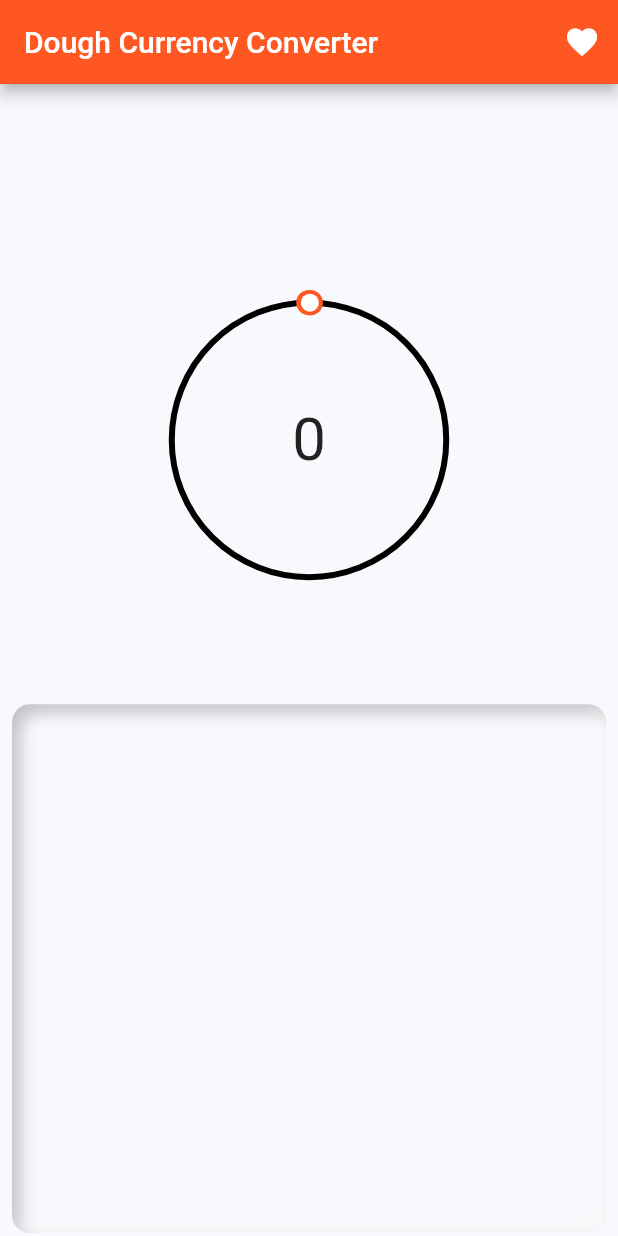
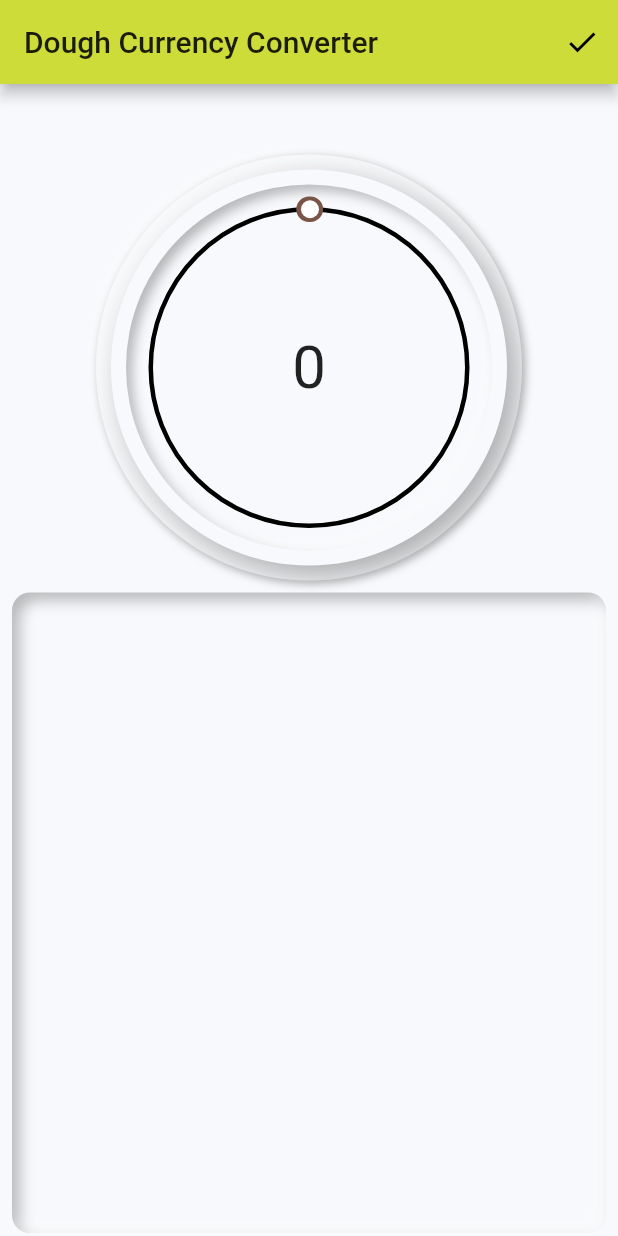
Before and after one commit to jurgenizer/dough, a Flutter app: the screen it shows after launch, on a phone screen of 412 x 824 dp. Run offline on Flutter 3.47's test engine with Material 2 defaults, Android fonts, the phone set to English and light mode, and no system bars; drawn by our look-alikes of flutter_neumorphic, sleek_circular_slider; our stand-ins replace get_it, shared_preferences; network calls fail.

Commit message:
neumorphic circular slider

```diff
--- a/dough/lib/main.dart
+++ b/dough/lib/main.dart
@@ -61,7 +61,7 @@ class MyApp extends StatelessWidget {
             variantColor: Styles.neumorphicVariantColor,
             baseColor: Styles.neumorphicBaseColor,
             depth: 4.0,
-            intensity: 0.5,
+            intensity: 0.6,
             lightSource: LightSource.topLeft),
         child: NeumorphicBackground(child: CalculateCurrencyScreen()),
       ),
--- a/dough/lib/ui/styles.dart
+++ b/dough/lib/ui/styles.dart
@@ -22,9 +22,9 @@ abstract class Styles {
     fontWeight: FontWeight.bold,
   );
 
-  static const neumorphicAccentColor = Colors.deepOrange;
+  static const neumorphicAccentColor = Colors.lime;
   static const neumorphicBaseColor = Color(0xFFF8F9FC);
-  static const neumorphicVariantColor = Colors.deepOrangeAccent;
+  static const neumorphicVariantColor = Color(0xFFBCAAA4);
   static const neumorphicDefaultTextColor = Color(0xFF4d4d4d);
   static const neumorphicGreyColor = Color(0xFF4d4d4d);
   static const neumorphicLightGreyColor = Color(0xFFD6D6D6);
--- a/dough/lib/ui/views/calculate_screen.dart
+++ b/dough/lib/ui/views/calculate_screen.dart
@@ -71,7 +71,7 @@ class _CalculateCurrencyScreenState extends State<CalculateCurrencyScreen> {
             title: Text('Dough Currency Converter'),
             actions: <Widget>[
               IconButton(
-                icon: Icon(Icons.favorite),
+                icon: Icon(Icons.check),
                 onPressed: () async {
                   await Navigator.push(
                     context,
@@ -84,19 +84,25 @@ class _CalculateCurrencyScreenState extends State<CalculateCurrencyScreen> {
             ],
           ),
           body: Padding(
-      padding: const EdgeInsets.only(left: 8, top: 8, right: 8, bottom: 2),
+      padding: const EdgeInsets.only(left: 8, top: 2, right: 8, bottom: 2),
       child: Column(
-            //crossAxisAlignment: CrossAxisAlignment.start,
-            mainAxisAlignment: MainAxisAlignment.spaceEvenly,
+            crossAxisAlignment: CrossAxisAlignment.center,
+            mainAxisAlignment: MainAxisAlignment.start,
             children: <Widget>[
               baseCurrencyTitle(model),
               //Circular Slider in the widgets folder
-              Expanded(
+               ConstrainedBox(
+         constraints: new BoxConstraints(
+    minHeight: 140.0,
+    maxHeight: 300.0,
+  ),
+  child:Expanded(
                 child: CircularSlider(
                   key: _key,
                   function: methodInParent,
                 ),
               ),
+               ),
               quoteCurrencyList(model),
             ],
           ),
@@ -108,18 +114,18 @@ class _CalculateCurrencyScreenState extends State<CalculateCurrencyScreen> {
 
   Padding baseCurrencyTitle(CalculateScreenViewModel model) {
     return Padding(
-      padding: const EdgeInsets.only(left: 32, top: 16, right: 32, bottom: 2),
+      padding: const EdgeInsets.only(left: 32, top: 4, right: 32, bottom: 0),
       child: Row(
         mainAxisAlignment: MainAxisAlignment.start,
         children: <Widget>[
           Text(
             '${model.baseCurrency.flag}',
-            style: TextStyle(fontSize: 30),
+            style: TextStyle(fontSize: 28),
           ),
           SizedBox(width: 8),
           Text(
             '${model.baseCurrency.longName}',
-            style: TextStyle(fontSize: 25),
+            style: TextStyle(fontSize: 24),
           ),
         ],
       ),
@@ -131,8 +137,8 @@ class _CalculateCurrencyScreenState extends State<CalculateCurrencyScreen> {
       child: Neumorphic(
         padding: EdgeInsets.fromLTRB(8, 2, 8, 2),
         style: NeumorphicStyle(
-          depth: -11,
-          intensity: 0.5,
+          depth: -10,
+          intensity: 0.6,
           color: Styles.neumorphicBaseColor,
         ),
         boxShape: NeumorphicBoxShape.roundRect(
--- a/dough/lib/ui/views/choose_favorites.dart
+++ b/dough/lib/ui/views/choose_favorites.dart
@@ -57,7 +57,8 @@ class _ChooseFavoriteCurrencyScreenState
   @override
   Widget build(BuildContext context) {
     return NeumorphicTheme(
-      theme: NeumorphicThemeData(depth: 2),
+      theme: NeumorphicThemeData(depth: 4,
+      intensity: 0.6),
       child:  Scaffold(
       appBar: AppBar(
         title: Text('Choose Currencies'),
@@ -82,11 +83,11 @@ class _ChooseFavoriteCurrencyScreenState
         padding: EdgeInsets.fromLTRB(8, 2, 8, 2),
         style: NeumorphicStyle(
           depth: -11,
-          intensity: 0.5,
+          intensity: 0.6,
           color: Styles.neumorphicBaseColor,
         ),
         boxShape: NeumorphicBoxShape.roundRect(
-          BorderRadius.circular(14),
+          BorderRadius.circular(12),
         ),
         child:
          ListView.builder(
--- a/dough/lib/ui/widgets/circular_slider.dart
+++ b/dough/lib/ui/widgets/circular_slider.dart
@@ -1,6 +1,7 @@
 import 'package:flutter/material.dart';
 import 'dart:math';
 import 'package:sleek_circular_slider/sleek_circular_slider.dart';
+import 'package:flutter_neumorphic/flutter_neumorphic.dart';
 
 class CircularSlider extends StatefulWidget {
   final Function function;
@@ -16,10 +17,10 @@ class CircularSliderState extends State<CircularSlider> {
 
   final sliderAppearance = CircularSliderAppearance(
       customWidths: CustomSliderWidths(
-          trackWidth: 4, progressBarWidth: 17, handlerSize: 6, shadowWidth: 0),
+          trackWidth: 3, progressBarWidth: 17, handlerSize: 6, shadowWidth: 0),
       customColors: CustomSliderColors(
         trackColor: Colors.black,
-        progressBarColor: Colors.deepOrange,
+        progressBarColor: Colors.brown,
         ),
       infoProperties: InfoProperties(
           mainLabelStyle: TextStyle(
@@ -31,14 +32,31 @@ class CircularSliderState extends State<CircularSlider> {
           }),
       startAngle: 270,
       angleRange: 360,
-      size: 200.0,
+      size: 190.0,
       animationEnabled: true);
 
   @override
   Widget build(BuildContext context) {
-    return Container(
+    return AspectRatio(
+      aspectRatio: 1,
+      child: Neumorphic(
+        margin: EdgeInsets.all(8),
+        boxShape: NeumorphicBoxShape.circle(),
+        child: Neumorphic(
+          style: NeumorphicStyle(depth: 14),
+          margin: EdgeInsets.all(10),
+          boxShape: NeumorphicBoxShape.circle(),
+          child: Neumorphic(
+            style: NeumorphicStyle(depth: -8),
+            margin: EdgeInsets.all(10),
+            boxShape: NeumorphicBoxShape.circle(),
+            child: Stack(
+              fit: StackFit.expand,
               alignment: Alignment.center,
-      child: SleekCircularSlider(
+              children: [
+                Padding(padding: const EdgeInsets.all(8.0),
+                child:
+                SleekCircularSlider(
                   min: 0,
                   max: 100,
                   initialValue: _currentValue.toDouble(),
@@ -60,6 +78,13 @@ class CircularSliderState extends State<CircularSlider> {
                     widget.function(endValue); // calls method in parent
                   },
                 ),
+                ),
+              ],
+            ),
+          ),
+        ),
+      ),
+
     );
   }
 
```
Lines whose indentation alone changed are shown as unchanged.
